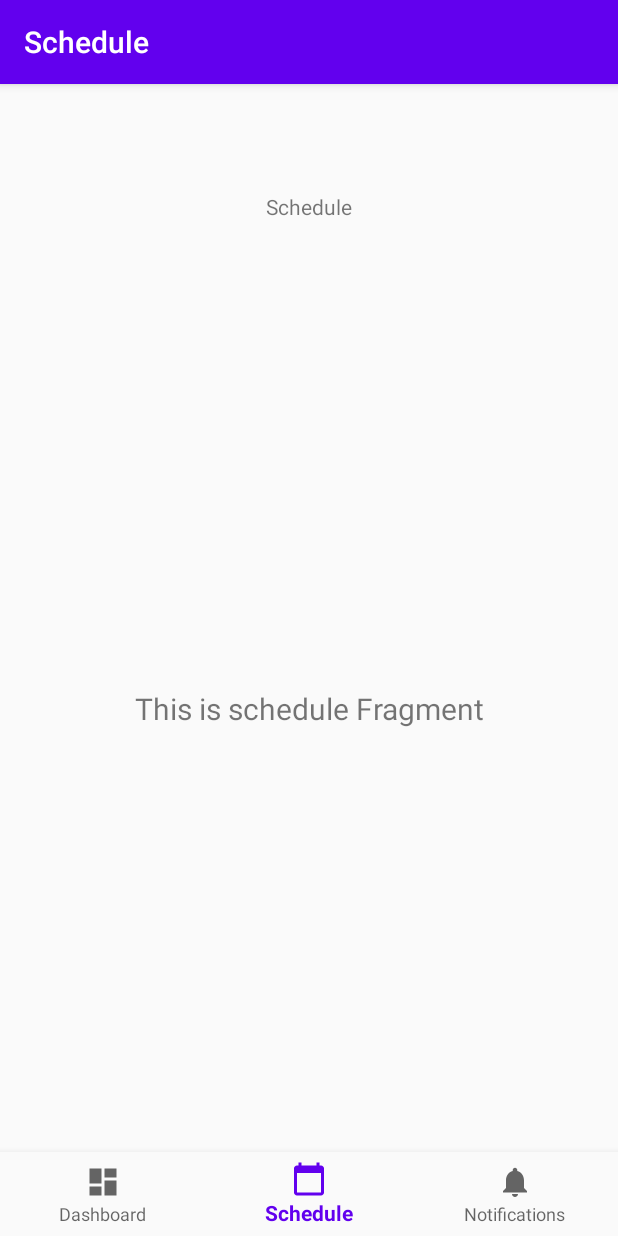
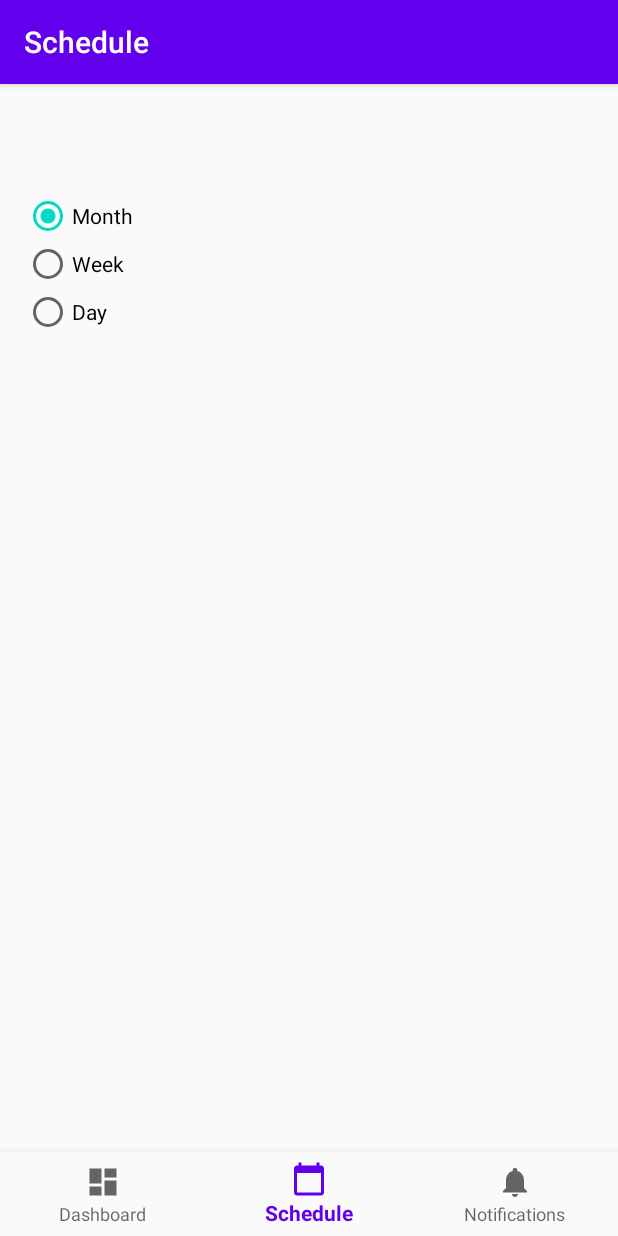
Before and after one commit to rhyzue/Motion, an Android app: the ScheduleFragment screen opened through its navigation route, on a phone screen of 412 x 824 dp. Run offline under Robolectric (Android 15) with nearby library versions, the phone set to English and light mode, and no system bars; our stand-ins replace navigation-ui.

Commit message:
Added radio buttons

```diff
--- a/app/src/main/java/com/rhyzue/motion/MainActivity.kt
+++ b/app/src/main/java/com/rhyzue/motion/MainActivity.kt
@@ -1,14 +1,18 @@
 package com.rhyzue.motion
 
 import android.os.Bundle
-import com.google.android.material.bottomnavigation.BottomNavigationView
+import android.view.View
 import androidx.appcompat.app.AppCompatActivity
+import androidx.fragment.app.Fragment
 import androidx.navigation.findNavController
 import androidx.navigation.ui.AppBarConfiguration
 import androidx.navigation.ui.setupActionBarWithNavController
 import androidx.navigation.ui.setupWithNavController
+import com.google.android.material.bottomnavigation.BottomNavigationView
 
 class MainActivity : AppCompatActivity() {
+
+    private var scheduleFragment: Fragment? = null
 
     override fun onCreate(savedInstanceState: Bundle?) {
         super.onCreate(savedInstanceState)
@@ -25,4 +29,8 @@ class MainActivity : AppCompatActivity() {
 
     }
 
+    fun onScheduleTypeChange(v: View?) {
+        scheduleFragment.onScheduleTypeChange(v)
+    }
+
 }
--- a/app/src/main/java/com/rhyzue/motion/ui/schedule/ScheduleFragment.kt
+++ b/app/src/main/java/com/rhyzue/motion/ui/schedule/ScheduleFragment.kt
@@ -4,10 +4,12 @@ import android.os.Bundle
 import android.view.LayoutInflater
 import android.view.View
 import android.view.ViewGroup
+import android.widget.RadioButton
+import android.widget.RadioGroup
 import android.widget.TextView
 import androidx.fragment.app.Fragment
 import androidx.lifecycle.Observer
-import androidx.lifecycle.ViewModelProviders
+import androidx.lifecycle.ViewModelProvider
 import com.rhyzue.motion.R
 
 class ScheduleFragment : Fragment() {
@@ -20,12 +22,28 @@ class ScheduleFragment : Fragment() {
             savedInstanceState: Bundle?
     ): View? {
         scheduleViewModel =
-                ViewModelProviders.of(this).get(ScheduleViewModel::class.java)
-        val root = inflater.inflate(R.layout.fragment_schedule, container, false)
-        val textView: TextView = root.findViewById(R.id.text_schedule)
-        scheduleViewModel.text.observe(viewLifecycleOwner, Observer {
-            textView.text = it
-        })
-        return root
+                ViewModelProvider(this).get(ScheduleViewModel::class.java)
+        return inflater.inflate(R.layout.fragment_schedule, container, false)
+    }
+
+    fun onScheduleTypeChange(view: View) {
+        if (view is RadioButton) {
+            val checked = view.isChecked
+
+            when (view.getId()) {
+                R.id.radio_month ->
+                    if (checked) {
+                        //display month view
+                    }
+                R.id.radio_week ->
+                    if (checked) {
+                        //display week view
+                    }
+                R.id.radio_day ->
+                    if (checked) {
+                        //display day view
+                    }
+            }
+        }
     }
 }
--- a/app/src/main/res/layout/fragment_schedule.xml
+++ b/app/src/main/res/layout/fragment_schedule.xml
@@ -6,28 +6,49 @@
     android:layout_height="match_parent"
     tools:context=".ui.schedule.ScheduleFragment">
 
-    <TextView
-        android:id="@+id/text_schedule"
-        android:layout_width="match_parent"
+    <LinearLayout
+        android:layout_width="fill_parent"
         android:layout_height="wrap_content"
-        android:layout_marginStart="8dp"
-        android:layout_marginTop="8dp"
-        android:layout_marginEnd="8dp"
-        android:textAlignment="center"
-        android:textSize="20sp"
-        app:layout_constraintBottom_toBottomOf="parent"
+        android:orientation="horizontal"
         app:layout_constraintEnd_toEndOf="parent"
         app:layout_constraintStart_toStartOf="parent"
-        app:layout_constraintTop_toTopOf="parent"
-        android:gravity="center_horizontal" />
+        app:layout_constraintTop_toTopOf="parent">
 
-    <TextView
-        android:id="@+id/textView"
-        android:layout_width="wrap_content"
-        android:layout_height="wrap_content"
-        android:layout_marginTop="16dp"
-        android:text="Schedule"
-        app:layout_constraintEnd_toEndOf="parent"
-        app:layout_constraintStart_toStartOf="parent"
-        app:layout_constraintTop_toTopOf="parent" />
+        <RadioGroup
+            android:id="@+id/schedule_type_selector"
+            android:layout_width="wrap_content"
+            android:layout_height="wrap_content"
+            android:layout_marginStart="16dp"
+            android:layout_marginLeft="16dp"
+            android:layout_marginTop="16dp"
+            android:layout_marginBottom="16dp"
+            android:checkedButton="@+id/radio_month"
+            android:orientation="vertical"
+            app:layout_constraintStart_toStartOf="parent"
+            app:layout_constraintTop_toTopOf="parent">
+
+            <RadioButton
+                android:id="@+id/radio_month"
+                android:layout_width="wrap_content"
+                android:layout_height="wrap_content"
+                android:onClick="onScheduleTypeChange"
+                android:text="Month" />
+
+            <RadioButton
+                android:id="@+id/radio_week"
+                android:layout_width="wrap_content"
+                android:layout_height="wrap_content"
+                android:onClick="onScheduleTypeChange"
+                android:text="Week" />
+
+            <RadioButton
+                android:id="@+id/radio_day"
+                android:layout_width="wrap_content"
+                android:layout_height="wrap_content"
+                android:onClick="onScheduleTypeChange"
+                android:text="Day" />
+
+        </RadioGroup>
+
+    </LinearLayout>
 </androidx.constraintlayout.widget.ConstraintLayout>
```
Also changed, not shown: 1 other file.
